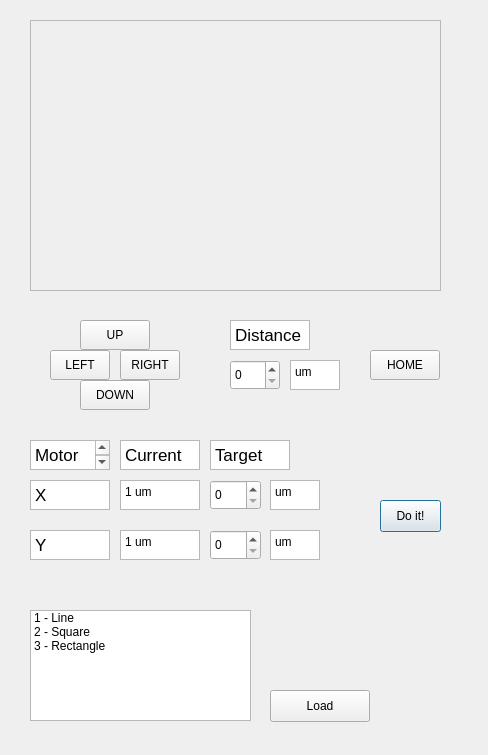
CiaranBarron/MotorController, file MotorControllerUI/dialog_motorcontroller.ui: the form before one commit.
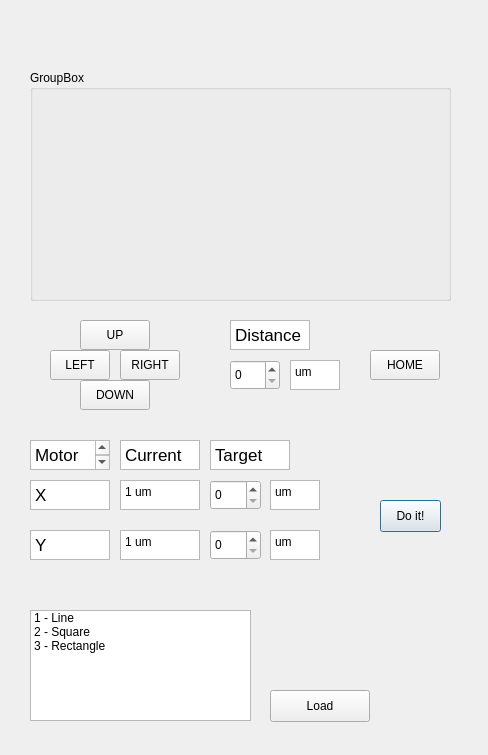
The form after the commit.

What changed in the file:
```diff
--- a/MotorControllerUI/dialog_motorcontroller.ui
+++ b/MotorControllerUI/dialog_motorcontroller.ui
@@ -49,22 +49,6 @@
     <string>Up</string>
    </property>
   </widget>
-  <widget class="QFrame" name="STAGE_FRAME">
-   <property name="geometry">
-    <rect>
-     <x>30</x>
-     <y>20</y>
-     <width>411</width>
-     <height>271</height>
-    </rect>
-   </property>
-   <property name="frameShape">
-    <enum>QFrame::StyledPanel</enum>
-   </property>
-   <property name="frameShadow">
-    <enum>QFrame::Raised</enum>
-   </property>
-  </widget>
   <widget class="QPlainTextEdit" name="X_POS">
    <property name="geometry">
     <rect>
@@ -366,6 +350,19 @@
     <string>um</string>
    </property>
   </widget>
+  <widget class="QGroupBox" name="groupBox">
+   <property name="geometry">
+    <rect>
+     <x>30</x>
+     <y>70</y>
+     <width>421</width>
+     <height>231</height>
+    </rect>
+   </property>
+   <property name="title">
+    <string>GroupBox</string>
+   </property>
+  </widget>
  </widget>
  <resources/>
  <connections/>
```
